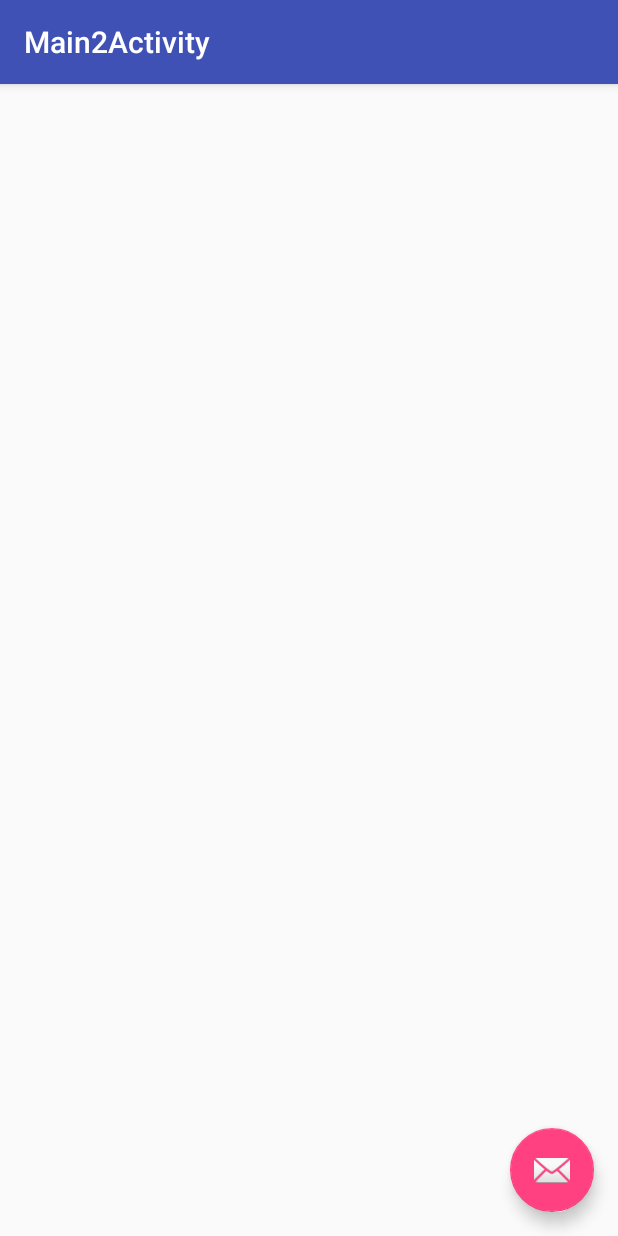
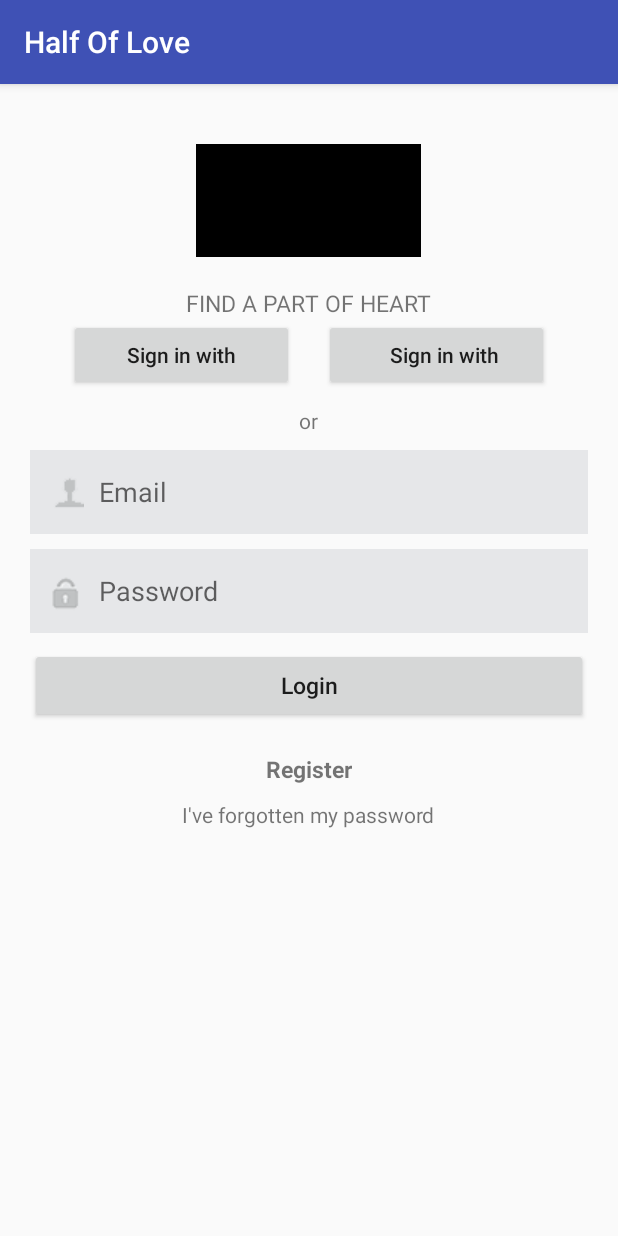
Before and after one commit to ngochung1243/halfoflove, an Android app: the LoginActivity screen opened directly, with no data from a screen before it, on a phone screen of 412 x 824 dp. Run offline under Robolectric (Android 15) with nearby library versions, the phone set to English and light mode, and no system bars.

Commit message:
Update login + register UI

```diff
--- a/app/src/main/java/launamgoc/halfoflove/LoginActivity.java
+++ b/app/src/main/java/launamgoc/halfoflove/LoginActivity.java
@@ -1,11 +1,7 @@
 package launamgoc.halfoflove;
 
+import android.support.v7.app.AppCompatActivity;
 import android.os.Bundle;
-import android.support.design.widget.FloatingActionButton;
-import android.support.design.widget.Snackbar;
-import android.support.v7.app.AppCompatActivity;
-import android.support.v7.widget.Toolbar;
-import android.view.View;
 
 public class LoginActivity extends AppCompatActivity {
 
@@ -13,17 +9,5 @@ public class LoginActivity extends AppCompatActivity {
     protected void onCreate(Bundle savedInstanceState) {
         super.onCreate(savedInstanceState);
         setContentView(R.layout.activity_login);
-        Toolbar toolbar = (Toolbar) findViewById(R.id.toolbar);
-        setSupportActionBar(toolbar);
-
-        FloatingActionButton fab = (FloatingActionButton) findViewById(R.id.fab);
-        fab.setOnClickListener(new View.OnClickListener() {
-            @Override
-            public void onClick(View view) {
-                Snackbar.make(view, "Replace with your own action", Snackbar.LENGTH_LONG)
-                        .setAction("Action", null).show();
-            }
-        });
     }
-
 }
--- a/app/src/main/res/layout/activity_login.xml
+++ b/app/src/main/res/layout/activity_login.xml
@@ -1,34 +1,106 @@
-<?xml version="1.0" encoding="utf-8"?>
-<android.support.design.widget.CoordinatorLayout xmlns:android="http://schemas.android.com/apk/res/android"
-    xmlns:app="http://schemas.android.com/apk/res-auto"
-    xmlns:tools="http://schemas.android.com/tools"
+<LinearLayout xmlns:android="http://schemas.android.com/apk/res/android"
     android:layout_width="match_parent"
     android:layout_height="match_parent"
-    android:fitsSystemWindows="true"
-    tools:context="launamgoc.halfoflove.LoginActivity">
+    android:orientation="vertical">
 
-    <android.support.design.widget.AppBarLayout
+    <ImageView
+        android:layout_width="150dp"
+        android:layout_height="75dp"
+        android:layout_gravity="center"
+        android:layout_marginTop="40dp"
+        android:background="#000000" />
+
+    <TextView
+        android:layout_width="wrap_content"
+        android:layout_height="wrap_content"
+        android:layout_gravity="center"
+        android:paddingTop="20dp"
+        android:text="FIND A PART OF HEART"
+        android:textSize="15sp" />
+
+    <LinearLayout
         android:layout_width="match_parent"
         android:layout_height="wrap_content"
-        android:theme="@style/AppTheme.AppBarOverlay">
+        android:gravity="center"
+        android:orientation="horizontal">
 
-        <android.support.v7.widget.Toolbar
-            android:id="@+id/toolbar"
-            android:layout_width="match_parent"
-            android:layout_height="?attr/actionBarSize"
-            android:background="?attr/colorPrimary"
-            app:popupTheme="@style/AppTheme.PopupOverlay" />
+        <Button
+            android:id="@+id/button"
+            android:layout_width="150dp"
+            android:layout_height="wrap_content"
+            android:layout_marginRight="20dp"
+            android:paddingLeft="20dp"
+            android:paddingRight="20dp"
+            android:text="@string/signinwith"
+            android:textAllCaps="false"
+            android:textStyle="normal" />
 
-    </android.support.design.widget.AppBarLayout>
+        <Button
+            android:layout_width="150dp"
+            android:layout_height="wrap_content"
+            android:paddingLeft="20dp"
+            android:paddingRight="10dp"
+            android:text="@string/signinwith"
+            android:textAllCaps="false"
+            android:textStyle="normal" />
+    </LinearLayout>
 
-    <include layout="@layout/content_main2" />
-
-    <android.support.design.widget.FloatingActionButton
-        android:id="@+id/fab"
+    <TextView
         android:layout_width="wrap_content"
         android:layout_height="wrap_content"
-        android:layout_gravity="bottom|end"
-        android:layout_margin="@dimen/fab_margin"
-        app:srcCompat="@android:drawable/ic_dialog_email" />
+        android:layout_gravity="center"
+        android:padding="10dp"
+        android:text="or" />
 
-</android.support.design.widget.CoordinatorLayout>
+    <EditText
+        android:layout_width="match_parent"
+        android:layout_height="wrap_content"
+        android:layout_marginLeft="20dp"
+        android:layout_marginRight="20dp"
+        android:background="#e6e7e9"
+        android:drawableLeft="@drawable/user"
+        android:drawablePadding="10dp"
+        android:hint="@string/email"
+        android:padding="10dp" />
+
+    <EditText
+        android:layout_width="match_parent"
+        android:layout_height="wrap_content"
+        android:layout_marginLeft="20dp"
+        android:layout_marginRight="20dp"
+        android:layout_marginTop="10dp"
+        android:background="#e6e7e9"
+        android:drawableLeft="@drawable/password"
+        android:drawablePadding="10dp"
+        android:hint="@string/password"
+        android:padding="10dp" />
+
+    <Button
+        android:layout_width="match_parent"
+        android:layout_height="50dp"
+        android:layout_marginLeft="20dp"
+        android:layout_marginRight="20dp"
+        android:layout_marginTop="10dp"
+        android:paddingBottom="10dp"
+        android:paddingTop="10dp"
+        android:text="@string/login"
+        android:textAllCaps="false"
+        android:textSize="15dp" />
+
+
+    <TextView
+        android:layout_width="wrap_content"
+        android:layout_height="wrap_content"
+        android:layout_gravity="center"
+        android:layout_marginTop="20dp"
+        android:text="@string/register"
+        android:textSize="15dp"
+        android:textStyle="bold" />
+
+    <TextView
+        android:layout_width="wrap_content"
+        android:layout_height="wrap_content"
+        android:layout_gravity="center"
+        android:layout_marginTop="10dp"
+        android:text="@string/forgotpassword" />
+</LinearLayout>
--- a/app/src/main/res/layout/content_main2.xml
+++ /dev/null
@@ -1,16 +0,0 @@
-<?xml version="1.0" encoding="utf-8"?>
-<RelativeLayout xmlns:android="http://schemas.android.com/apk/res/android"
-    xmlns:app="http://schemas.android.com/apk/res-auto"
-    xmlns:tools="http://schemas.android.com/tools"
-    android:id="@+id/content_main2"
-    android:layout_width="match_parent"
-    android:layout_height="match_parent"
-    android:paddingBottom="@dimen/activity_vertical_margin"
-    android:paddingLeft="@dimen/activity_horizontal_margin"
-    android:paddingRight="@dimen/activity_horizontal_margin"
-    android:paddingTop="@dimen/activity_vertical_margin"
-    app:layout_behavior="@string/appbar_scrolling_view_behavior"
-    tools:context="launamgoc.halfoflove.LoginActivity"
-    tools:showIn="@layout/activity_login">
-
-</RelativeLayout>
--- a/app/src/main/res/values/strings.xml
+++ b/app/src/main/res/values/strings.xml
@@ -1,4 +1,9 @@
 <resources>
     <string name="app_name">Half Of Love</string>
-    <string name="title_activity_main2">Main2Activity</string>
+    <string name="signinwith">Sign in with</string>
+    <string name="email">Email</string>
+    <string name="password">Password</string>
+    <string name="register">Register</string>
+    <string name="login">Login</string>
+    <string name="forgotpassword">I\'ve forgotten my password</string>
 </resources>
```
Also changed, not shown: app/src/main/AndroidManifest.xml (+2 -6 lines), app/src/main/res/layout/activity_register.xml (+76 -10 lines), app/src/main/res/drawable/password.png (added), app/src/main/res/drawable/user.png (added).
